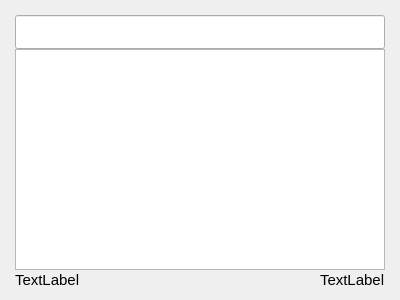
Patryk-Trojak/Notes, file forms/NoteEditor.ui: the form before one commit.
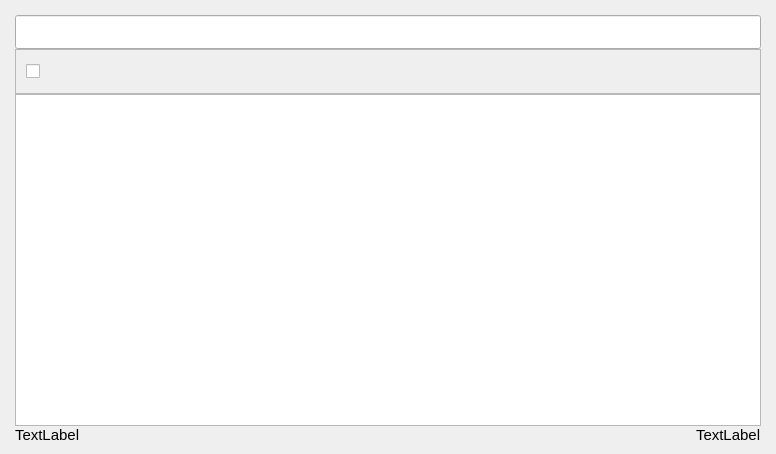
The form after the commit. Icons and pictures are not drawn. Custom widgets are drawn as their Qt base class.

Commit message: Add bold checkbox to NoteEditor

Diff of the .ui file:
```diff
--- a/forms/NoteEditor.ui
+++ b/forms/NoteEditor.ui
@@ -6,8 +6,8 @@
    <rect>
     <x>0</x>
     <y>0</y>
-    <width>400</width>
-    <height>300</height>
+    <width>776</width>
+    <height>454</height>
    </rect>
   </property>
   <property name="font">
@@ -18,7 +18,7 @@
   <property name="windowTitle">
    <string>Form</string>
   </property>
-  <layout class="QVBoxLayout" name="verticalLayout_2" stretch="0,0,0">
+  <layout class="QVBoxLayout" name="verticalLayout_2" stretch="0,0,0,0">
    <property name="spacing">
     <number>0</number>
    </property>
@@ -44,6 +44,125 @@
      </property>
     </widget>
    </item>
+   <item>
+    <widget class="QScrollArea" name="toolbarScrollArea">
+     <property name="sizePolicy">
+      <sizepolicy hsizetype="Expanding" vsizetype="Fixed">
+       <horstretch>0</horstretch>
+       <verstretch>0</verstretch>
+      </sizepolicy>
+     </property>
+     <property name="minimumSize">
+      <size>
+       <width>0</width>
+       <height>45</height>
+      </size>
+     </property>
+     <property name="maximumSize">
+      <size>
+       <width>16777215</width>
+       <height>45</height>
+      </size>
+     </property>
+     <property name="focusPolicy">
+      <enum>Qt::NoFocus</enum>
+     </property>
+     <property name="styleSheet">
+      <string notr="true">QScrollArea { background: transparent;}
+QScrollArea &gt; QWidget &gt; QWidget { background: transparent;}
+QCheckBox::checked{background-color: rgba(100, 100, 100, 200);  border-radius: 3px;}
+QCheckBox::hover{background-color: rgba(200, 200, 200, 200);  border-radius: 3px;}
+</string>
+     </property>
+     <property name="verticalScrollBarPolicy">
+      <enum>Qt::ScrollBarAlwaysOff</enum>
+     </property>
+     <property name="widgetResizable">
+      <bool>true</bool>
+     </property>
+     <property name="alignment">
+      <set>Qt::AlignLeading|Qt::AlignLeft|Qt::AlignTop</set>
+     </property>
+     <widget class="QWidget" name="scrollAreaWidgetContents">
+      <property name="geometry">
+       <rect>
+        <x>0</x>
+        <y>0</y>
+        <width>600</width>
+        <height>43</height>
+       </rect>
+      </property>
+      <property name="sizePolicy">
+       <sizepolicy hsizetype="Maximum" vsizetype="Preferred">
+        <horstretch>0</horstretch>
+        <verstretch>0</verstretch>
+       </sizepolicy>
+      </property>
+      <property name="maximumSize">
+       <size>
+        <width>600</width>
+        <height>16777215</height>
+       </size>
+      </property>
+      <layout class="QHBoxLayout" name="horizontalLayout_2">
+       <property name="spacing">
+        <number>2</number>
+       </property>
+       <property name="leftMargin">
+        <number>10</number>
+       </property>
+       <property name="topMargin">
+        <number>0</number>
+       </property>
+       <property name="rightMargin">
+        <number>0</number>
+       </property>
+       <property name="bottomMargin">
+        <number>0</number>
+       </property>
+       <item>
+        <widget class="QCheckBox" name="boldCheckBox">
+         <property name="sizePolicy">
+          <sizepolicy hsizetype="Fixed" vsizetype="Fixed">
+           <horstretch>0</horstretch>
+           <verstretch>0</verstretch>
+          </sizepolicy>
+         </property>
+         <property name="maximumSize">
+          <size>
+           <width>30</width>
+           <height>30</height>
+          </size>
+         </property>
+         <property name="focusPolicy">
+          <enum>Qt::NoFocus</enum>
+         </property>
+         <property name="styleSheet">
+          <string notr="true">QCheckBox::indicator {image: url(:/images/bold.png); width: 30px; height: 30px;}
+</string>
+         </property>
+         <property name="text">
+          <string/>
+         </property>
+        </widget>
+       </item>
+       <item>
+        <spacer name="horizontalSpacer">
+         <property name="orientation">
+          <enum>Qt::Horizontal</enum>
+         </property>
+         <property name="sizeHint" stdset="0">
+          <size>
+           <width>40</width>
+           <height>20</height>
+          </size>
+         </property>
+        </spacer>
+       </item>
+      </layout>
+     </widget>
+    </widget>
+   </item>
    <item>
     <widget class="NoteContentEdit" name="contentEdit">
      <property name="font">
@@ -55,8 +174,14 @@
    </item>
    <item>
     <layout class="QHBoxLayout" name="horizontalLayout">
-     <item>
+     <item alignment="Qt::AlignLeft">
       <widget class="QLabel" name="modificationTime">
+       <property name="sizePolicy">
+        <sizepolicy hsizetype="Minimum" vsizetype="Preferred">
+         <horstretch>0</horstretch>
+         <verstretch>0</verstretch>
+        </sizepolicy>
+       </property>
        <property name="font">
         <font>
          <pointsize>11</pointsize>
@@ -67,21 +192,14 @@
        </property>
       </widget>
      </item>
-     <item>
-      <spacer name="horizontalSpacer">
-       <property name="orientation">
-        <enum>Qt::Horizontal</enum>
-       </property>
-       <property name="sizeHint" stdset="0">
-        <size>
-         <width>40</width>
-         <height>20</height>
-        </size>
-       </property>
-      </spacer>
-     </item>
-     <item alignment="Qt::AlignHCenter">
+     <item alignment="Qt::AlignRight">
       <widget class="QLabel" name="creationTime">
+       <property name="sizePolicy">
+        <sizepolicy hsizetype="Minimum" vsizetype="Preferred">
+         <horstretch>0</horstretch>
+         <verstretch>0</verstretch>
+        </sizepolicy>
+       </property>
        <property name="font">
         <font>
          <pointsize>11</pointsize>
```
Left out of the diff: 7 changed lines with no effect on the pictures. The commit also changes 4 other files.
